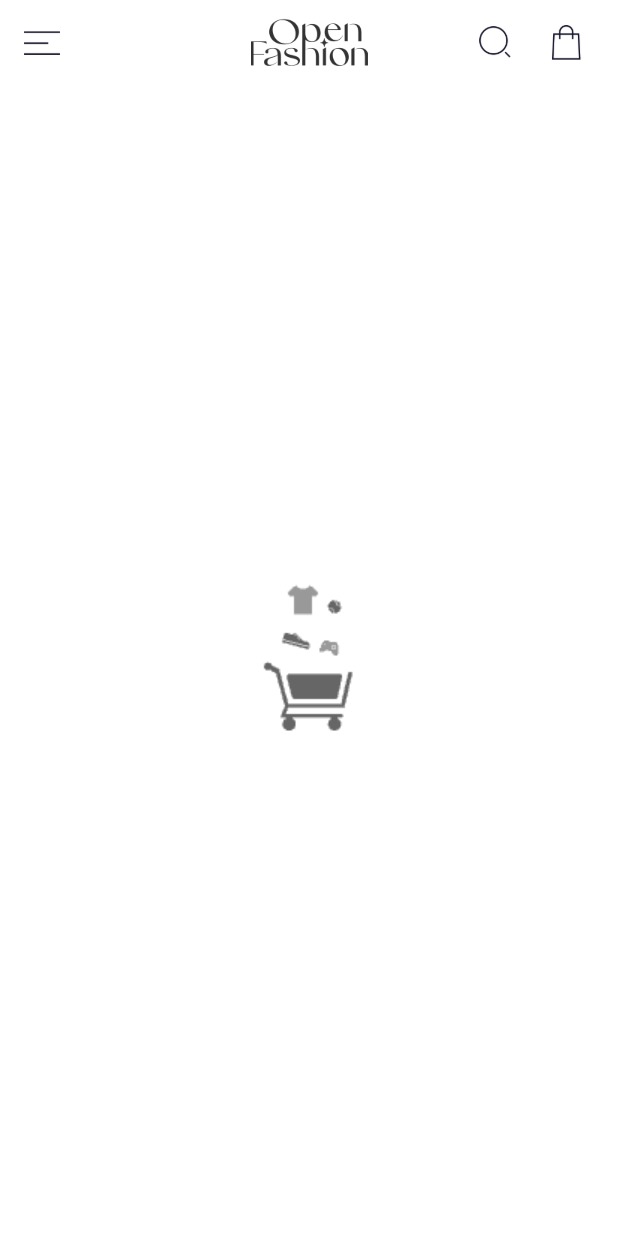
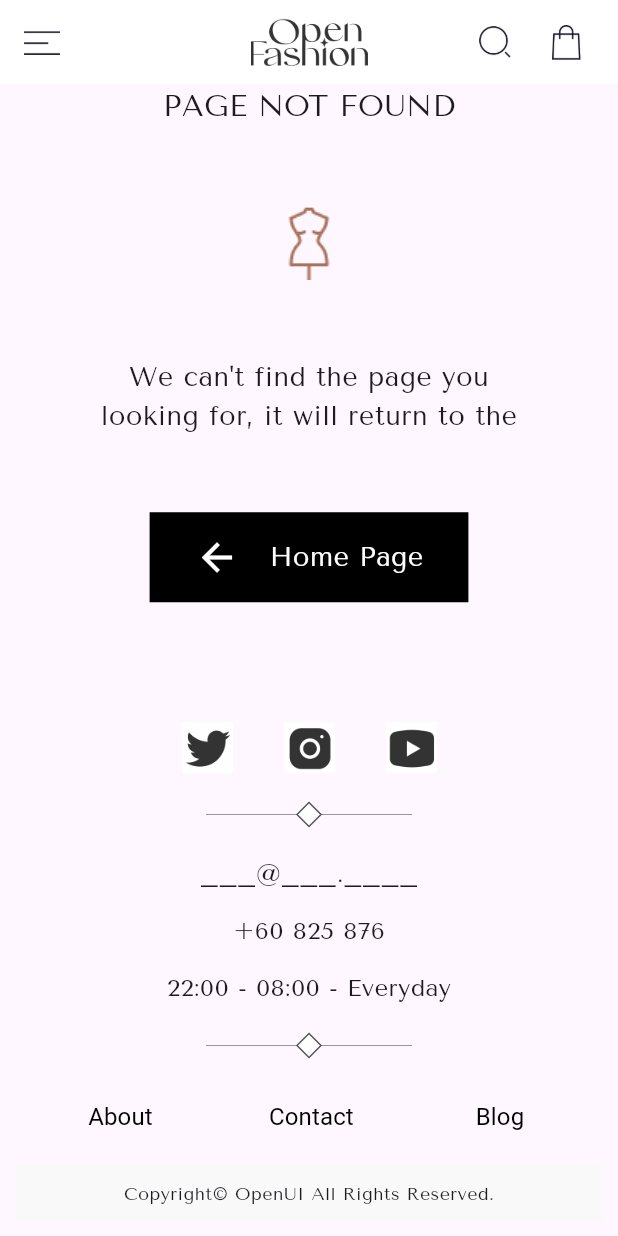
Before and after one commit to thanhhuy114/open_fashion, a Flutter app: the screen it shows after launch, on a phone screen of 412 x 824 dp. Run offline on Flutter 3.47's test engine with Material 3 defaults, Android fonts, the phone set to English and light mode, and no system bars; our stand-ins replace banner_carousel, bloc, cached_network_image, carousel_slider, dio, equatable and 6 more; missing offline and left inert: fluid_dialog.

Commit message:
Update PageNotFond

```diff
--- a/lib/main.dart
+++ b/lib/main.dart
@@ -1,5 +1,6 @@
 import 'package:flutter/material.dart';
 import 'presentation/home_page/view/home_page_screen.dart';
+import 'presentation/page_not_found_page/view/page_not_found_screen.dart';
 import 'presentation/product_detail_layout_page/views/product_detail_layout.dart';
 import 'presentation/blog_grid_page/bloc/bloc_grid_page_provider.dart';
 import 'presentation/category_screen/view/category_screen.dart';
@@ -30,8 +31,7 @@ class MyApp extends StatelessWidget {
         colorScheme: ColorScheme.fromSeed(seedColor: Colors.deepPurple)
             .copyWith(background: Colors.white),
       ),
-      home: const BlocGridPageProvider(),
-
+      home: const PageNotFoundScreen(),
     );
   }
 }
--- a/lib/presentation/category_screen/bloc/category_state.dart
+++ b/lib/presentation/category_screen/bloc/category_state.dart
@@ -21,3 +21,5 @@ class CategoryLoaded extends CategoryState {
 }
 
 class CategoryLoadingFail extends CategoryState {}
+
+class CategoryNull extends CategoryState {}
--- a/lib/presentation/category_screen/widgets/category_gridview_card.dart
+++ b/lib/presentation/category_screen/widgets/category_gridview_card.dart
@@ -14,7 +14,7 @@ class CategoryGridviewCard extends StatelessWidget {
   Widget build(final BuildContext context) {
     return SizedBox(
       width: MediaQuery.of(context).size.width * 0.4,
-      height: MediaQuery.of(context).size.height * 0.55,
+      height: MediaQuery.of(context).size.height * 0.5,
       child: Column(
         crossAxisAlignment: CrossAxisAlignment.start,
         children: [
--- a/lib/presentation/category_screen/widgets/category_listview_card.dart
+++ b/lib/presentation/category_screen/widgets/category_listview_card.dart
@@ -9,7 +9,7 @@ class CategoryListViewCard extends StatelessWidget {
   Widget build(BuildContext context) {
     return SizedBox(
       width: MediaQuery.of(context).size.width,
-      height: MediaQuery.of(context).size.height * 0.2,
+      height: MediaQuery.of(context).size.height * 0.23,
       child: Row(
         crossAxisAlignment: CrossAxisAlignment.center,
         children: [
--- /dev/null
+++ b/lib/presentation/page_not_found_page/view/page_not_found_screen.dart
@@ -0,0 +1,69 @@
+import 'package:flutter/cupertino.dart';
+import 'package:flutter/material.dart';
+import 'package:flutter/widgets.dart';
+
+import '../../../widgets/appbar_custom_widget.dart';
+import '../../../widgets/footer.dart';
+import '../../home_page/view/home_page_screen.dart';
+
+class PageNotFoundScreen extends StatelessWidget {
+  const PageNotFoundScreen({super.key});
+
+  @override
+  Widget build(BuildContext context) {
+    return Scaffold(
+      appBar: const AppBarCustom(),
+      body: Container(
+        height: double.infinity,
+        width: MediaQuery.of(context).size.width,
+        child: Column(
+          mainAxisAlignment: MainAxisAlignment.spaceBetween,
+          children: [
+            const Text(
+              'PAGE NOT FOUND',
+              style: TextStyle(fontSize: 20, fontWeight: FontWeight.w400),
+            ),
+            Image.asset('assets/img/page_not_found_icon.png'),
+            const Text(
+              "We can't find the page you\nlooking for, it will return to the",
+              style: TextStyle(fontSize: 18, fontWeight: FontWeight.w400),
+              textAlign: TextAlign.center,
+            ),
+            GestureDetector(
+              onTap: () async {
+                Navigator.push(
+                    context,
+                    MaterialPageRoute(
+                      builder: (final context) => const HomePageScreen(),
+                    ));
+              },
+              child: Container(
+                padding: const EdgeInsets.fromLTRB(30, 15, 30, 15),
+                decoration: const BoxDecoration(color: Colors.black),
+                child: const Row(
+                  mainAxisSize: MainAxisSize.min,
+                  mainAxisAlignment: MainAxisAlignment.center,
+                  children: [
+                    Icon(
+                      Icons.arrow_back,
+                      color: Colors.white,
+                      size: 30,
+                    ),
+                    Padding(
+                      padding: EdgeInsets.only(left: 20.0),
+                      child: Text(
+                        'Home Page',
+                        style: TextStyle(fontSize: 18, color: Colors.white),
+                      ),
+                    ),
+                  ],
+                ),
+              ),
+            ),
+            const FooterWidget()
+          ],
+        ),
+      ),
+    );
+  }
+}
```
Also changed, not shown: lib/presentation/category_screen/bloc/category_bloc.dart (+10 -3 lines), lib/presentation/category_screen/view/category_screen.dart (+8 -12 lines), lib/presentation/category_screen/widgets/category_gridview.dart (+15 -9 lines), lib/presentation/category_screen/widgets/category_pagecontroller.dart (+11 -4 lines), assets/img/page_not_found_icon.png (added).
